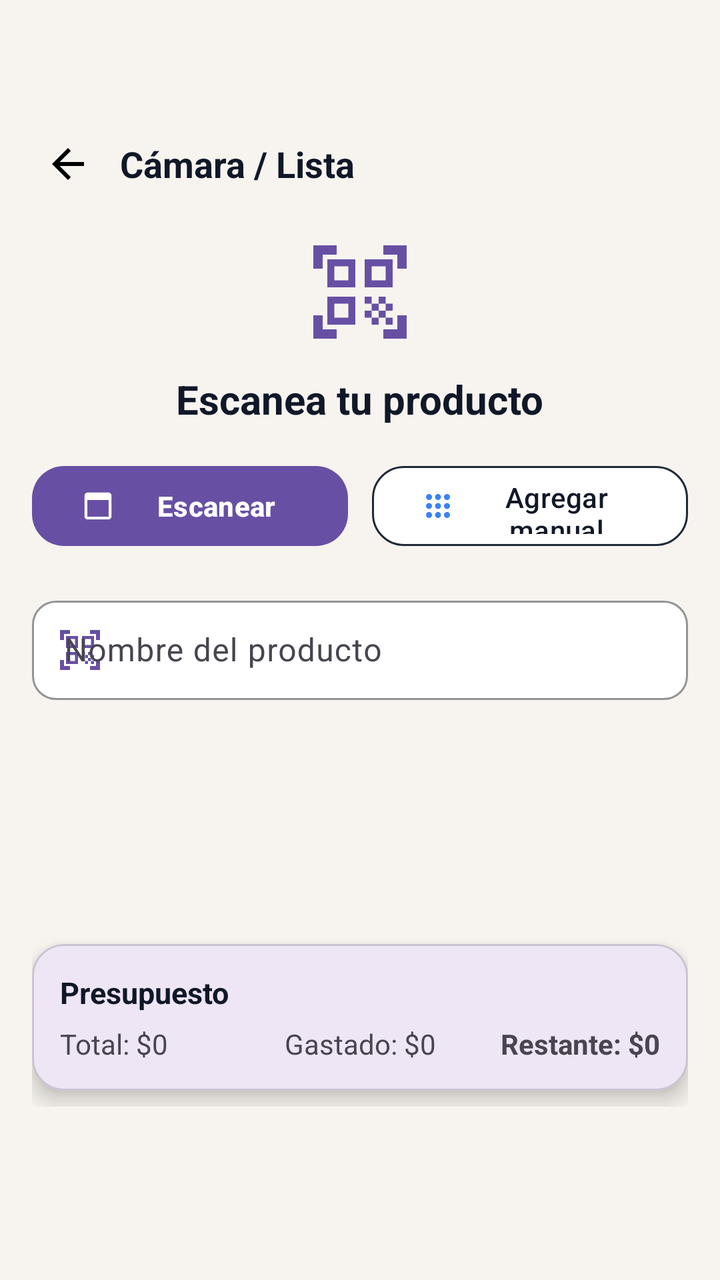
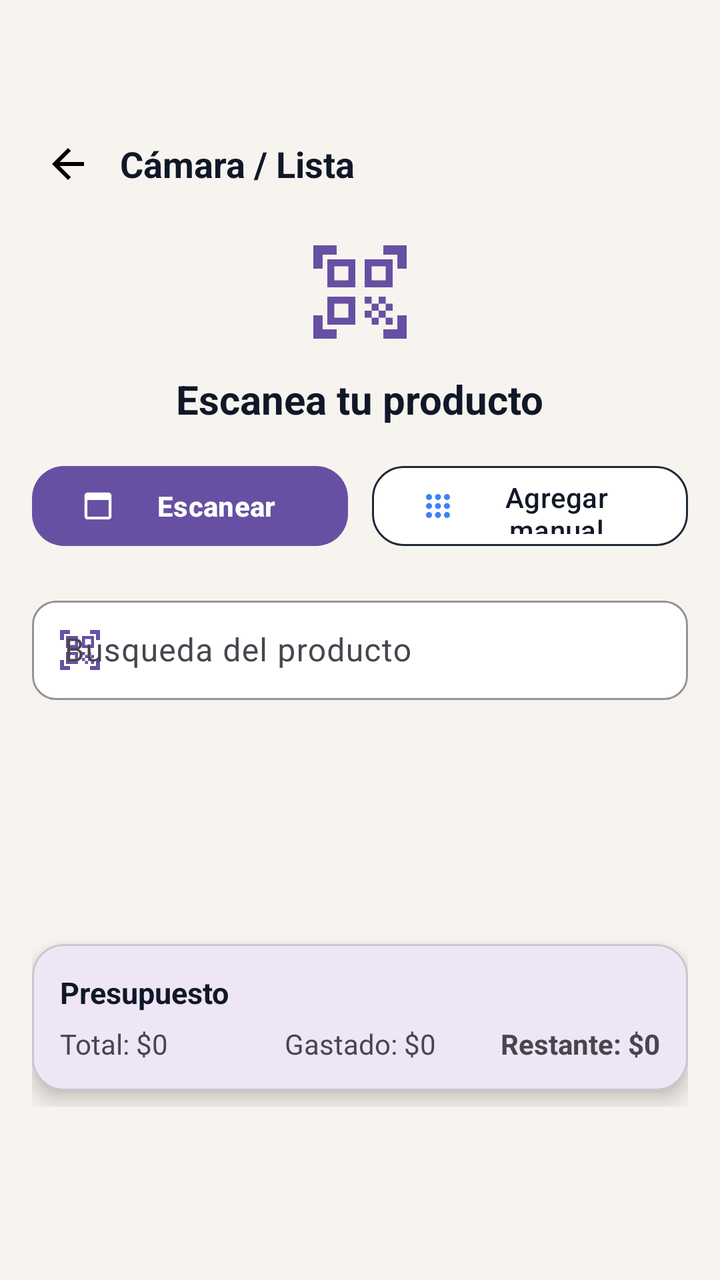

Compare the two renders of this Android layout. The source of the first and the diff that turns it into the second are given below.
<!-- AndroidManifest.xml: application theme Theme.Proyecto_movil -->
<!-- res/layout/activity_camera_list.xml -->
<?xml version="1.0" encoding="utf-8"?>
<ScrollView xmlns:android="http://schemas.android.com/apk/res/android"
    xmlns:app="http://schemas.android.com/apk/res-auto"
    xmlns:tools="http://schemas.android.com/tools"
    android:layout_width="match_parent"
    android:layout_height="match_parent"
    android:background="#F7F4EF">

    <RelativeLayout
        android:layout_width="match_parent"
        android:layout_height="wrap_content"
        android:padding="16dp">

        
        <LinearLayout
            android:id="@+id/topBar"
            android:layout_width="match_parent"
            android:layout_height="wrap_content"
            android:orientation="horizontal"
            android:gravity="center_vertical"
            android:layout_marginTop="48dp">

            <ImageView
                android:id="@+id/ivBack"
                android:layout_width="36dp"
                android:layout_height="36dp"
                android:padding="6dp"
                android:src="@drawable/ic_arrow_back" />

            <TextView
                android:id="@+id/tvTitle"
                android:layout_width="0dp"
                android:layout_height="wrap_content"
                android:layout_weight="1"
                android:text="Cámara / Lista"
                android:textColor="#101828"
                android:textSize="18sp"
                android:textStyle="bold"
                android:paddingStart="8dp" />
        </LinearLayout>

        
        <ImageView
            android:id="@+id/ivHeaderIcon"
            android:layout_width="56dp"
            android:layout_height="56dp"
            android:layout_below="@id/topBar"
            android:layout_centerHorizontal="true"
            android:layout_marginTop="18dp"
            android:src="@drawable/ic_barcode"
            app:tint="@color/purple_500" />

        <TextView
            android:id="@+id/tvScreenTitle"
            android:layout_width="wrap_content"
            android:layout_height="wrap_content"
            android:layout_below="@id/ivHeaderIcon"
            android:layout_centerHorizontal="true"
            android:layout_marginTop="12dp"
            android:text="Escanea tu producto"
            android:textColor="#101828"
            android:textStyle="bold"
            android:textSize="20sp" />

        
        <LinearLayout
            android:id="@+id/actionsRow"
            android:layout_width="match_parent"
            android:layout_height="wrap_content"
            android:layout_below="@id/tvScreenTitle"
            android:layout_marginTop="16dp"
            android:orientation="horizontal"
            android:gravity="center_vertical">

            <com.google.android.material.button.MaterialButton
                android:id="@+id/btnScan"
                android:layout_width="0dp"
                android:layout_height="48dp"
                android:layout_weight="1"
                android:text="Escanear"
                android:textAllCaps="false"
                android:textStyle="bold"
                android:textColor="#FFFFFF"
                app:icon="@drawable/ic_camera"
                app:iconTint="#FFFFFF"
                app:iconPadding="8dp"
                app:cornerRadius="16dp"
                app:backgroundTint="@color/purple_500" />

            <Space
                android:layout_width="12dp"
                android:layout_height="1dp" />

            <com.google.android.material.button.MaterialButton
                android:id="@+id/btnAddManual"
                android:layout_width="0dp"
                android:layout_height="48dp"
                android:layout_weight="1"
                android:text="Agregar manual"
                android:textAllCaps="false"
                android:textColor="#111827"
                app:icon="@drawable/ic_keyboard"
                app:iconTint="#3B82F6"
                app:iconPadding="8dp"
                app:cornerRadius="16dp"
                app:strokeWidth="1dp"
                app:strokeColor="#1F2937"
                app:backgroundTint="#FFFFFF" />
        </LinearLayout>

        
        <ImageView
            android:id="@+id/ivPreview"
            android:layout_width="72dp"
            android:layout_height="72dp"
            android:layout_below="@id/actionsRow"
            android:layout_alignParentEnd="true"
            android:layout_marginTop="12dp"
            android:background="#FFFFFFFF"
            android:padding="4dp"
            android:scaleType="centerCrop"
            android:contentDescription="Vista previa"
            android:visibility="gone"
            android:layout_marginStart="12dp"
            android:layout_marginBottom="8dp"
            android:layout_marginEnd="4dp" />

        
        <com.google.android.material.textfield.TextInputLayout
            android:id="@+id/tilProduct"
            android:layout_width="match_parent"
            android:layout_height="wrap_content"
            android:layout_below="@id/actionsRow"
            android:layout_toStartOf="@id/ivPreview"
            android:layout_alignParentStart="true"
            android:layout_marginTop="18dp"
            android:hint="Nombre del producto"
            app:startIconDrawable="@drawable/ic_barcode"
            app:startIconTint="@color/purple_500"
            app:boxBackgroundColor="#FFFFFFFF"
            app:boxStrokeColor="#E5E7EB"
            app:boxStrokeWidth="1dp"
            app:boxStrokeWidthFocused="2dp"
            app:boxCornerRadiusTopStart="12dp"
            app:boxCornerRadiusTopEnd="12dp"
            app:boxCornerRadiusBottomStart="12dp"
            app:boxCornerRadiusBottomEnd="12dp">

            <com.google.android.material.textfield.TextInputEditText
                android:id="@+id/etProduct"
                android:layout_width="match_parent"
                android:layout_height="wrap_content"
                android:paddingVertical="14dp"
                android:textColor="#101828"
                android:textColorHint="#6B7280" />
        </com.google.android.material.textfield.TextInputLayout>

        
        <androidx.recyclerview.widget.RecyclerView
            android:id="@+id/recyclerView"
            android:layout_width="match_parent"
            android:layout_height="wrap_content"
            android:layout_below="@id/tilProduct"
            android:layout_marginTop="14dp"
            android:clipToPadding="false"
            android:paddingBottom="90dp"
            tools:listitem="@layout/item_producto_busqueda" />

        
        <com.google.android.material.card.MaterialCardView
            android:id="@+id/budgetBar"
            android:layout_width="match_parent"
            android:layout_height="wrap_content"
            android:layout_below="@id/recyclerView"
            android:layout_marginTop="18dp"
            android:layout_marginBottom="8dp"
            app:cardCornerRadius="16dp"
            app:cardElevation="6dp">

            <LinearLayout
                android:layout_width="match_parent"
                android:layout_height="wrap_content"
                android:orientation="vertical"
                android:padding="14dp">

                <TextView
                    android:id="@+id/tvBudgetTitle"
                    android:layout_width="wrap_content"
                    android:layout_height="wrap_content"
                    android:text="Presupuesto"
                    android:textStyle="bold"
                    android:textColor="#101828"
                    android:textSize="15sp" />

                <LinearLayout
                    android:layout_width="match_parent"
                    android:layout_height="wrap_content"
                    android:orientation="horizontal"
                    android:layout_marginTop="6dp">

                    <TextView
                        android:id="@+id/tvPresupuesto"
                        android:layout_width="0dp"
                        android:layout_height="wrap_content"
                        android:layout_weight="1"
                        android:gravity="start"
                        android:text="Total: $0" />

                    <TextView
                        android:id="@+id/tvGastado"
                        android:layout_width="0dp"
                        android:layout_height="wrap_content"
                        android:layout_weight="1"
                        android:gravity="center"
                        android:text="Gastado: $0" />

                    <TextView
                        android:id="@+id/tvRestante"
                        android:layout_width="0dp"
                        android:layout_height="wrap_content"
                        android:layout_weight="1"
                        android:gravity="end"
                        android:text="Restante: $0"
                        android:textStyle="bold" />
                </LinearLayout>
            </LinearLayout>
        </com.google.android.material.card.MaterialCardView>

    </RelativeLayout>
</ScrollView>
<!-- res/layout/item_producto_busqueda.xml (included above) -->
<?xml version="1.0" encoding="utf-8"?>
<com.google.android.material.card.MaterialCardView
    xmlns:android="http://schemas.android.com/apk/res/android"
    xmlns:app="http://schemas.android.com/apk/res-auto"
    android:layout_width="match_parent"
    android:layout_height="wrap_content"
    android:layout_marginStart="16dp"
    android:layout_marginEnd="16dp"
    android:layout_marginTop="10dp"
    app:cardCornerRadius="16dp"
    app:cardUseCompatPadding="true"
    app:cardElevation="2dp">

    <androidx.constraintlayout.widget.ConstraintLayout
        android:layout_width="match_parent"
        android:layout_height="wrap_content"
        android:padding="12dp">

        
        <ImageView
            android:id="@+id/ivIcon"
            android:layout_width="28dp"
            android:layout_height="28dp"
            android:src="@drawable/ic_barcode"
            app:tint="@color/purple_500"
            android:contentDescription="@null"
            app:layout_constraintStart_toStartOf="parent"
            app:layout_constraintTop_toTopOf="parent"/>

        
        <TextView
            android:id="@+id/tvNombre"
            android:layout_width="0dp"
            android:layout_height="wrap_content"
            android:layout_marginStart="10dp"
            android:text="Nombre"
            android:textStyle="bold"
            android:textColor="#101828"
            android:textSize="16sp"
            app:layout_constraintStart_toEndOf="@id/ivIcon"
            app:layout_constraintEnd_toStartOf="@id/groupStepper"
            app:layout_constraintTop_toTopOf="@id/ivIcon"
            app:layout_constrainedWidth="true"/>

        
        <TextView
            android:id="@+id/tvMarcaCategoria"
            android:layout_width="0dp"
            android:layout_height="wrap_content"
            android:layout_marginStart="10dp"
            android:layout_marginTop="2dp"
            android:text="Marca • Categoría"
            android:textColor="#6B7280"
            android:textSize="13sp"
            app:layout_constraintStart_toEndOf="@id/ivIcon"
            app:layout_constraintEnd_toStartOf="@id/groupStepper"
            app:layout_constraintTop_toBottomOf="@id/tvNombre"/>

        
        <TextView
            android:id="@+id/tvPrecio"
            android:layout_width="wrap_content"
            android:layout_height="wrap_content"
            android:layout_marginTop="6dp"
            android:text="$ 0"
            android:textColor="#6B7280"
            android:textSize="12sp"
            app:layout_constraintStart_toStartOf="@id/tvMarcaCategoria"
            app:layout_constraintTop_toBottomOf="@id/tvMarcaCategoria"/>

        
        <androidx.constraintlayout.widget.ConstraintLayout
            android:id="@+id/groupStepper"
            android:layout_width="wrap_content"
            android:layout_height="wrap_content"
            app:layout_constraintTop_toTopOf="parent"
            app:layout_constraintBottom_toBottomOf="parent"
            app:layout_constraintEnd_toEndOf="parent">

            
            <com.google.android.material.button.MaterialButton
                android:id="@+id/btnMenos"
                style="@style/Widget.MaterialComponents.Button.OutlinedButton"
                android:layout_width="44dp"
                android:layout_height="44dp"
                android:text="–"
                android:textStyle="bold"
                android:textSize="22sp"
                android:includeFontPadding="false"
                app:cornerRadius="22dp"
                app:strokeWidth="2dp"
                app:strokeColor="@color/purple_500"
                app:backgroundTint="@android:color/white"
                app:iconPadding="0dp"
                app:layout_constraintTop_toTopOf="parent"
                app:layout_constraintBottom_toBottomOf="parent"
                app:layout_constraintStart_toStartOf="parent"/>

            
            <TextView
                android:id="@+id/tvCantidad"
                android:layout_width="52dp"
                android:layout_height="wrap_content"
                android:layout_marginStart="10dp"
                android:gravity="center"
                android:text="0"
                android:textStyle="bold"
                android:textColor="#101828"
                android:textSize="16sp"
                app:layout_constraintStart_toEndOf="@id/btnMenos"
                app:layout_constraintTop_toTopOf="@id/btnMenos"
                app:layout_constraintBottom_toBottomOf="@id/btnMenos"/>

            
            <com.google.android.material.button.MaterialButton
                android:id="@+id/btnMas"
                style="@style/Widget.MaterialComponents.Button.OutlinedButton"
                android:layout_width="44dp"
                android:layout_height="44dp"
                android:layout_marginStart="10dp"
                android:text="+"
                android:textStyle="bold"
                android:textSize="22sp"
                android:includeFontPadding="false"
                app:cornerRadius="22dp"
                app:strokeWidth="2dp"
                app:strokeColor="@color/purple_500"
                app:backgroundTint="@android:color/white"
                app:iconPadding="0dp"
                app:layout_constraintStart_toEndOf="@id/tvCantidad"
                app:layout_constraintTop_toTopOf="@id/btnMenos"
                app:layout_constraintBottom_toBottomOf="@id/btnMenos"/>
        </androidx.constraintlayout.widget.ConstraintLayout>

    </androidx.constraintlayout.widget.ConstraintLayout>
</com.google.android.material.card.MaterialCardView>
<!-- resources referenced by this layout -->
<resources>
  <color name="purple_500">#6750A4</color>
  <!-- drawable ic_arrow_back (drawable) -->
  <vector xmlns:android="http://schemas.android.com/apk/res/android" android:autoMirrored="true" android:height="24dp" android:tint="#000000" android:viewportHeight="960" android:viewportWidth="960" android:width="24dp">
        
      <path android:fillColor="@android:color/white" android:pathData="M313,520L537,744L480,800L160,480L480,160L537,216L313,440L800,440L800,520L313,520Z"/>
      
  </vector>
  <!-- drawable ic_barcode (drawable) -->
  <vector xmlns:android="http://schemas.android.com/apk/res/android" android:height="24dp" android:tint="#000000" android:viewportHeight="24" android:viewportWidth="24" android:width="24dp">
        
      <path android:fillColor="@android:color/white" android:pathData="M9.5,6.5v3h-3v-3H9.5M11,5H5v6h6V5L11,5zM9.5,14.5v3h-3v-3H9.5M11,13H5v6h6V13L11,13zM17.5,6.5v3h-3v-3H17.5M19,5h-6v6h6V5L19,5zM13,13h1.5v1.5H13V13zM14.5,14.5H16V16h-1.5V14.5zM16,13h1.5v1.5H16V13zM13,16h1.5v1.5H13V16zM14.5,17.5H16V19h-1.5V17.5zM16,16h1.5v1.5H16V16zM17.5,14.5H19V16h-1.5V14.5zM17.5,17.5H19V19h-1.5V17.5zM22,7h-2V4h-3V2h5V7zM22,22v-5h-2v3h-3v2H22zM2,22h5v-2H4v-3H2V22zM2,2v5h2V4h3V2H2z"/>
      
  </vector>
  <!-- drawable ic_camera (drawable) -->
  <vector xmlns:android="http://schemas.android.com/apk/res/android" android:height="24dp" android:tint="#000000" android:viewportHeight="960" android:viewportWidth="960" android:width="24dp">
        
      <path android:fillColor="@android:color/white" android:pathData="M200,840Q167,840 143.5,816.5Q120,793 120,760L120,200Q120,167 143.5,143.5Q167,120 200,120L760,120Q793,120 816.5,143.5Q840,167 840,200L840,760Q840,793 816.5,816.5Q793,840 760,840L200,840ZM200,760L760,760Q760,760 760,760Q760,760 760,760L760,320L200,320L200,760Q200,760 200,760Q200,760 200,760Z"/>
      
  </vector>
  <!-- drawable ic_keyboard (drawable) -->
  <vector xmlns:android="http://schemas.android.com/apk/res/android" android:height="24dp" android:tint="#000000" android:viewportHeight="960" android:viewportWidth="960" android:width="24dp">
        
      <path android:fillColor="@android:color/white" android:pathData="M240,800Q207,800 183.5,776.5Q160,753 160,720Q160,687 183.5,663.5Q207,640 240,640Q273,640 296.5,663.5Q320,687 320,720Q320,753 296.5,776.5Q273,800 240,800ZM480,800Q447,800 423.5,776.5Q400,753 400,720Q400,687 423.5,663.5Q447,640 480,640Q513,640 536.5,663.5Q560,687 560,720Q560,753 536.5,776.5Q513,800 480,800ZM720,800Q687,800 663.5,776.5Q640,753 640,720Q640,687 663.5,663.5Q687,640 720,640Q753,640 776.5,663.5Q800,687 800,720Q800,753 776.5,776.5Q753,800 720,800ZM240,560Q207,560 183.5,536.5Q160,513 160,480Q160,447 183.5,423.5Q207,400 240,400Q273,400 296.5,423.5Q320,447 320,480Q320,513 296.5,536.5Q273,560 240,560ZM480,560Q447,560 423.5,536.5Q400,513 400,480Q400,447 423.5,423.5Q447,400 480,400Q513,400 536.5,423.5Q560,447 560,480Q560,513 536.5,536.5Q513,560 480,560ZM720,560Q687,560 663.5,536.5Q640,513 640,480Q640,447 663.5,423.5Q687,400 720,400Q753,400 776.5,423.5Q800,447 800,480Q800,513 776.5,536.5Q753,560 720,560ZM240,320Q207,320 183.5,296.5Q160,273 160,240Q160,207 183.5,183.5Q207,160 240,160Q273,160 296.5,183.5Q320,207 320,240Q320,273 296.5,296.5Q273,320 240,320ZM480,320Q447,320 423.5,296.5Q400,273 400,240Q400,207 423.5,183.5Q447,160 480,160Q513,160 536.5,183.5Q560,207 560,240Q560,273 536.5,296.5Q513,320 480,320ZM720,320Q687,320 663.5,296.5Q640,273 640,240Q640,207 663.5,183.5Q687,160 720,160Q753,160 776.5,183.5Q800,207 800,240Q800,273 776.5,296.5Q753,320 720,320Z"/>
      
  </vector>
  <style name="Theme.Proyecto_movil" parent="Base.Theme.Proyecto_movil" />
  <style name="Base.Theme.Proyecto_movil" parent="Theme.Material3.DayNight.NoActionBar">
          
          
      </style>
</resources>

<!-- the commit's change to res/layout/activity_camera_list.xml (unified diff, before → after) -->
@@ -134,7 +134,7 @@
             android:layout_toStartOf="@id/ivPreview"
             android:layout_alignParentStart="true"
             android:layout_marginTop="18dp"
-            android:hint="Nombre del producto"
+            android:hint="Busqueda del producto"
             app:startIconDrawable="@drawable/ic_barcode"
             app:startIconTint="@color/purple_500"
             app:boxBackgroundColor="#FFFFFFFF"
